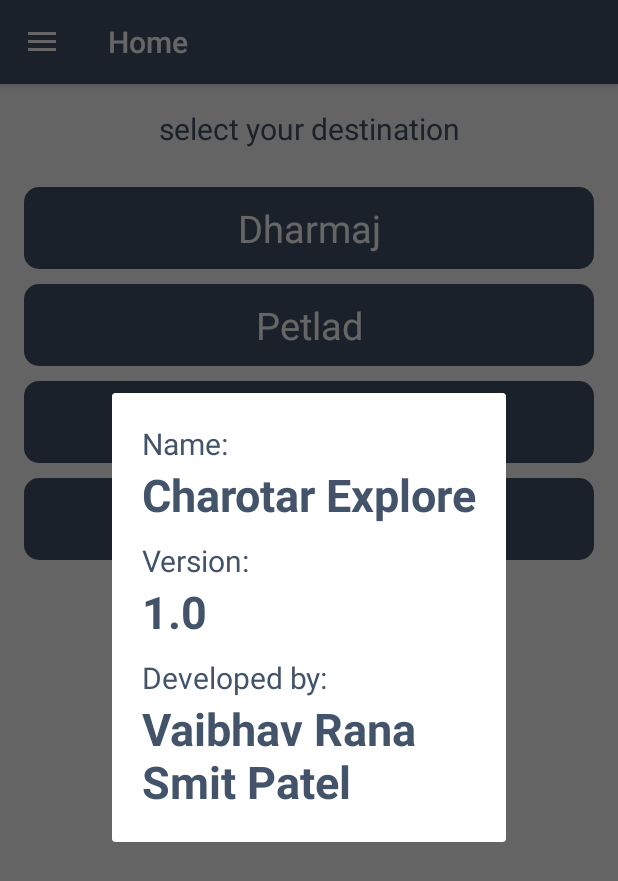
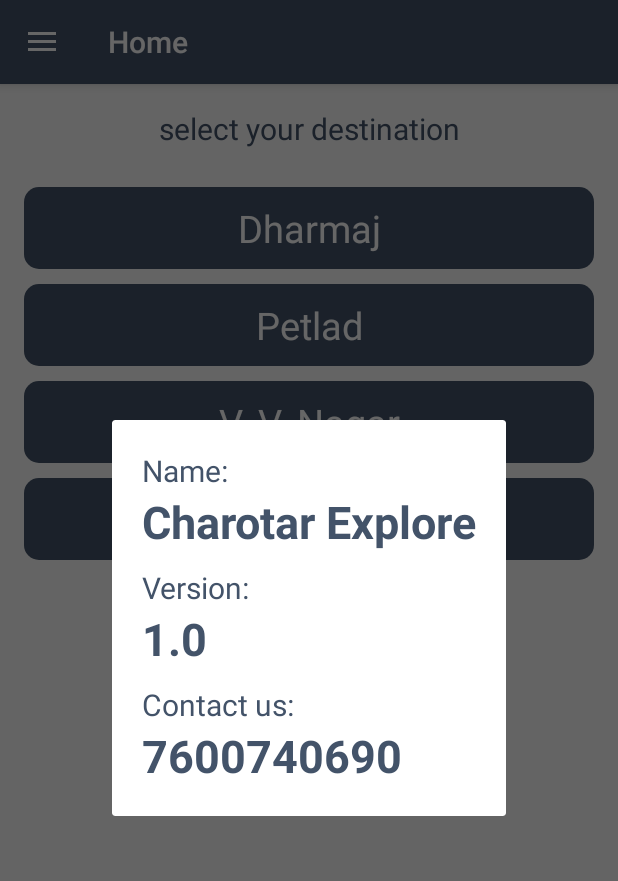
Before and after one commit to harshildarji/CharotarExplore, an Android app: the home screen opened directly, with no data from a screen before it, in the side drawer, after a tap on "About", on a phone screen of 412 x 824 dp. Shown: the top 881 px of the screen. Run offline under Robolectric (Android 15) with nearby library versions, the phone set to English and light mode, and no system bars; our stand-ins replace Volley; network calls fail; pictures from the network do not load; 1 statement that could not run was skipped.

Commit message:
minor changes

```diff
--- a/app/src/main/java/com/example/harshil/charotarexplore/home.java
+++ b/app/src/main/java/com/example/harshil/charotarexplore/home.java
@@ -7,6 +7,7 @@
 import android.content.Intent;
 import android.content.pm.PackageManager;
 import android.graphics.Bitmap;
+import android.net.Uri;
 import android.os.Build;
 import android.os.Bundle;
 import android.provider.MediaStore;
@@ -179,6 +180,7 @@
     }
 
     public void displayAvatar() {
+        Log.e("IMAGE_LINK", cached.getUser_avatar(getApplicationContext()));
         Glide.with(home.this).load(cached.getUser_avatar(getApplicationContext())).asBitmap().centerCrop().error(R.drawable.face).into(new BitmapImageViewTarget(avatar) {
             @Override
             protected void setResource(Bitmap resource) {
@@ -238,6 +240,15 @@
             dialog.setContentView(R.layout.about);
             dialog.setCancelable(true);
             dialog.setOnCancelListener(home.this);
+            final TextView contact = (TextView) dialog.findViewById(R.id.contactus);
+            contact.setOnClickListener(new View.OnClickListener() {
+                @Override
+                public void onClick(View v) {
+                    Intent callIntent = new Intent(Intent.ACTION_DIAL);
+                    callIntent.setData(Uri.parse("tel:" + contact.getText().toString()));
+                    startActivity(callIntent);
+                }
+            });
             dialog.show();
         }
 
--- a/app/src/main/res/layout/about.xml
+++ b/app/src/main/res/layout/about.xml
@@ -40,14 +40,15 @@
     <TextView
         android:layout_width="match_parent"
         android:layout_height="wrap_content"
-        android:text="Developed by:"
+        android:text="Contact us:"
         android:textColor="@color/colorPrimary"
         android:textSize="20sp" />
 
     <TextView
+        android:id="@+id/contactus"
         android:layout_width="match_parent"
         android:layout_height="wrap_content"
-        android:text="Vaibhav Rana\nSmit Patel"
+        android:text="7600740690"
         android:textColor="@color/colorPrimary"
         android:textSize="30sp"
         android:textStyle="bold" />
```
Also changed, not shown: app/src/main/java/com/example/harshil/charotarexplore/launch.java (+3 -4 lines).
